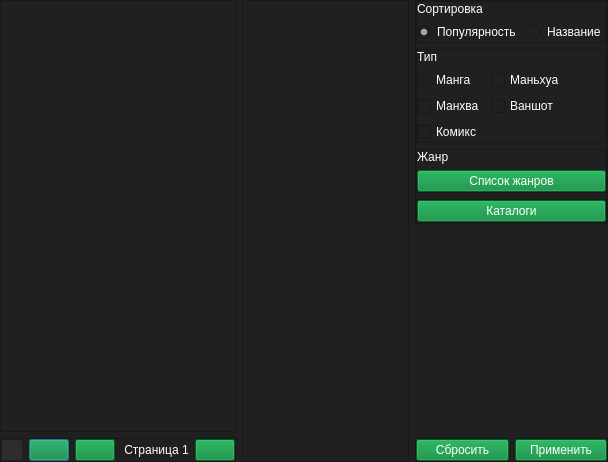
First picture: the form in forms/desuUI.ui, repository brandonzorn/Nlight, before the edit.
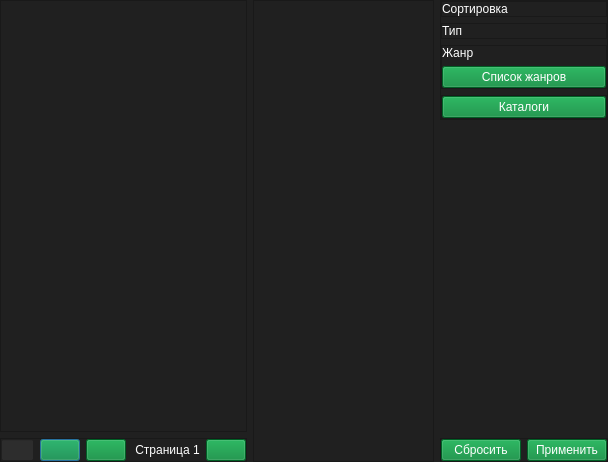
Second picture: the form after the edit. Icons and pictures are not drawn.

What changed in the file:
```diff
--- a/forms/desuUI.ui
+++ b/forms/desuUI.ui
@@ -650,25 +650,7 @@
             </widget>
            </item>
            <item>
-            <layout class="QFormLayout" name="formLayout">
-             <item row="0" column="0">
-              <widget class="QRadioButton" name="sort_popular">
-               <property name="text">
-                <string>Популярность</string>
-               </property>
-               <property name="checked">
-                <bool>true</bool>
-               </property>
-              </widget>
-             </item>
-             <item row="0" column="1">
-              <widget class="QRadioButton" name="sort_name">
-               <property name="text">
-                <string>Название</string>
-               </property>
-              </widget>
-             </item>
-            </layout>
+            <layout class="QGridLayout" name="order_grid"/>
            </item>
           </layout>
          </widget>
@@ -702,73 +684,7 @@
             </widget>
            </item>
            <item>
-            <layout class="QFormLayout" name="formLayout_2">
-             <item row="0" column="0">
-              <widget class="QCheckBox" name="type_manga">
-               <property name="text">
-                <string>Манга</string>
-               </property>
-               <property name="checked">
-                <bool>false</bool>
-               </property>
-               <property name="tristate">
-                <bool>false</bool>
-               </property>
-              </widget>
-             </item>
-             <item row="0" column="1">
-              <widget class="QCheckBox" name="type_manhua">
-               <property name="text">
-                <string>Маньхуа</string>
-               </property>
-               <property name="checked">
-                <bool>false</bool>
-               </property>
-               <property name="tristate">
-                <bool>false</bool>
-               </property>
-              </widget>
-             </item>
-             <item row="1" column="0">
-              <widget class="QCheckBox" name="type_manhwa">
-               <property name="text">
-                <string>Манхва</string>
-               </property>
-               <property name="checked">
-                <bool>false</bool>
-               </property>
-               <property name="tristate">
-                <bool>false</bool>
-               </property>
-              </widget>
-             </item>
-             <item row="1" column="1">
-              <widget class="QCheckBox" name="type_one_shot">
-               <property name="text">
-                <string>Ваншот</string>
-               </property>
-               <property name="checked">
-                <bool>false</bool>
-               </property>
-               <property name="tristate">
-                <bool>false</bool>
-               </property>
-              </widget>
-             </item>
-             <item row="2" column="0" colspan="2">
-              <widget class="QCheckBox" name="type_comics">
-               <property name="text">
-                <string>Комикс</string>
-               </property>
-               <property name="checked">
-                <bool>false</bool>
-               </property>
-               <property name="tristate">
-                <bool>false</bool>
-               </property>
-              </widget>
-             </item>
-            </layout>
+            <layout class="QGridLayout" name="kind_grid"/>
            </item>
           </layout>
          </widget>
```
